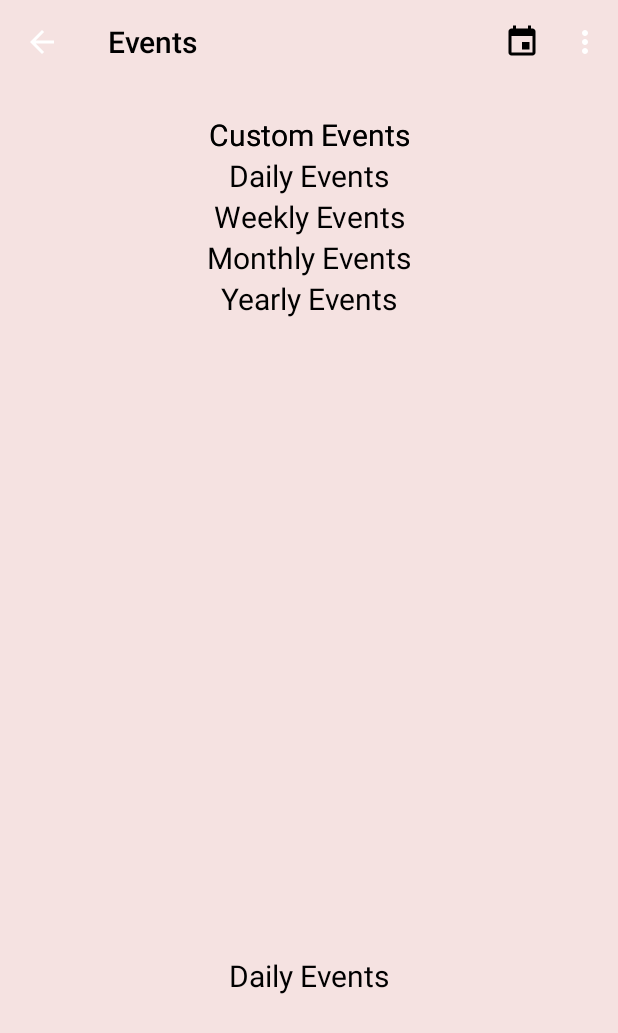
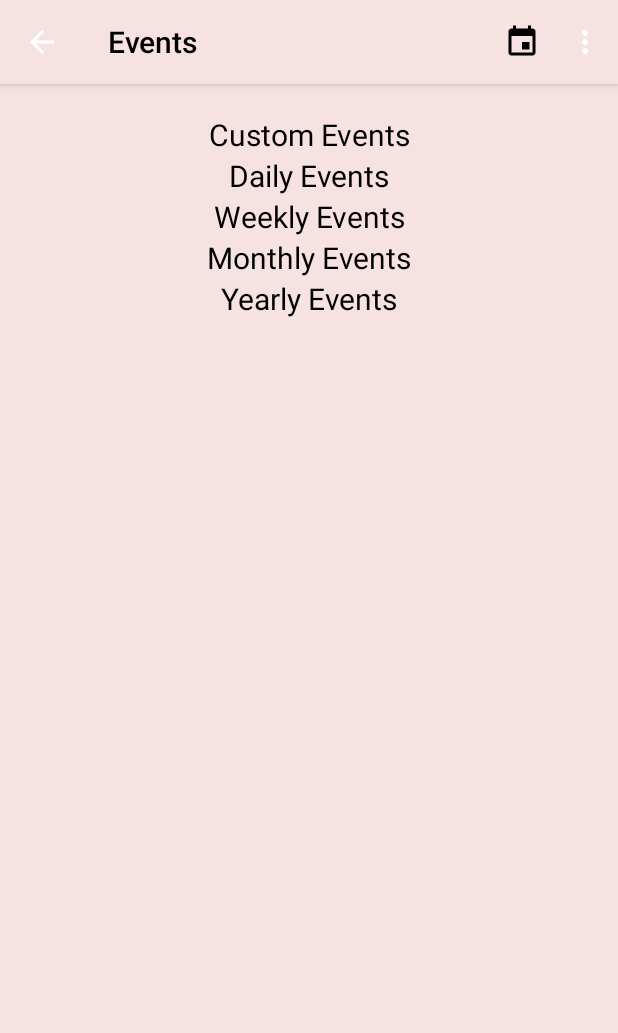
Before and after one commit to sxeix/StudyApp, an Android app: the eventsPage screen opened directly, with no data from a screen before it, on a phone screen of 412 x 824 dp. Shown: the top 1033 px of the screen. Run offline under Robolectric (Android 15) with nearby library versions, the phone set to English and light mode, and no system bars; Roboto replaces fonts that are not available here.

Commit message:
event pages bug fixes

```diff
--- a/app/src/main/java/com/example/studyapp/calendarDate.java
+++ b/app/src/main/java/com/example/studyapp/calendarDate.java
@@ -1,6 +1,8 @@
 package com.example.studyapp;
 
 import android.content.Intent;
+import android.graphics.Color;
+import android.support.design.widget.CoordinatorLayout;
 import android.support.v7.app.AppCompatActivity;
 import android.os.Bundle;
 import android.support.v7.widget.Toolbar;
@@ -41,6 +43,13 @@ public class calendarDate extends AppCompatActivity {
         super.onCreate(savedInstanceState);
         Toolbar toolbar = findViewById(R.id.toolbar);
         setSupportActionBar(toolbar);
+        if (sharedPrefs.loadNightMode()) {
+            CoordinatorLayout lLayout = (CoordinatorLayout) findViewById(R.id.eventOnDayCoord);
+            lLayout.setBackgroundColor(Color.parseColor("#B9EEF5"));
+        } else {
+            CoordinatorLayout lLayout = (CoordinatorLayout) findViewById(R.id.eventOnDayCoord);
+            lLayout.setBackgroundColor(Color.parseColor("#F5E2E1"));
+        }
 
         final ArrayList<HashMap<String,String>> list = new ArrayList<HashMap<String,String>>();
         ArrayList<TimetableEvent> todayEvent = Timetable.getInstance().getEventsOnDay(MainActivity.localDate);
--- a/app/src/main/java/com/example/studyapp/eventsPage.java
+++ b/app/src/main/java/com/example/studyapp/eventsPage.java
@@ -2,7 +2,9 @@ package com.example.studyapp;
 
 import android.annotation.TargetApi;
 import android.content.Intent;
+import android.graphics.Color;
 import android.os.Bundle;
+import android.support.design.widget.CoordinatorLayout;
 import android.support.v7.app.AppCompatActivity;
 import android.support.v7.widget.Toolbar;
 import android.view.Menu;
@@ -55,6 +57,13 @@ public class eventsPage extends AppCompatActivity {
         setContentView(R.layout.activity_events_page);
         Toolbar toolbar = findViewById(R.id.toolbar);
         setSupportActionBar(toolbar);
+        if (sharedPrefs.loadNightMode()) {
+            CoordinatorLayout lLayout = (CoordinatorLayout) findViewById(R.id.eventpagecoord);
+            lLayout.setBackgroundColor(Color.parseColor("#B9EEF5"));
+        } else {
+            CoordinatorLayout lLayout = (CoordinatorLayout) findViewById(R.id.eventpagecoord);
+            lLayout.setBackgroundColor(Color.parseColor("#F5E2E1"));
+        }
 
         /** This clump basically does everything. don't worry about it
          * only relevant things are the 5 ListView objects for each event type */
--- a/app/src/main/res/layout/activity_calendar_date.xml
+++ b/app/src/main/res/layout/activity_calendar_date.xml
@@ -5,11 +5,12 @@
     android:layout_width="match_parent"
     android:layout_height="match_parent"
     android:orientation="vertical"
+    android:id="@+id/eventOnDayCoord"
     tools:context=".calendarDate">
 
     <android.support.design.widget.AppBarLayout
         android:layout_width="match_parent"
-        android:layout_height="match_parent"
+        android:layout_height="wrap_content"
         android:theme="@style/AppTheme.AppBarOverlay">
 
         <android.support.v7.widget.Toolbar
@@ -18,6 +19,7 @@
             app:popupTheme="@style/AppTheme"
             android:layout_height="?attr/actionBarSize"
             app:titleTextColor="#000000"/>
+    </android.support.design.widget.AppBarLayout>
 
         <LinearLayout
             android:layout_width="match_parent"
@@ -45,5 +47,4 @@
                 app:layout_behavior="@string/appbar_scrolling_view_behavior" />
 
         </LinearLayout>
-    </android.support.design.widget.AppBarLayout>
 </android.support.design.widget.CoordinatorLayout>
--- a/app/src/main/res/layout/activity_events_page.xml
+++ b/app/src/main/res/layout/activity_events_page.xml
@@ -1,7 +1,9 @@
 <?xml version="1.0" encoding="utf-8"?>
-<android.support.design.widget.CoordinatorLayout xmlns:android="http://schemas.android.com/apk/res/android"
+<android.support.design.widget.CoordinatorLayout
+    xmlns:android="http://schemas.android.com/apk/res/android"
     xmlns:app="http://schemas.android.com/apk/res-auto"
     xmlns:tools="http://schemas.android.com/tools"
+    android:id="@+id/eventpagecoord"
     android:layout_width="match_parent"
     android:layout_height="match_parent"
     android:orientation="vertical"
@@ -19,10 +21,11 @@
             app:popupTheme="@style/AppTheme"
             app:titleTextColor="#000000"/>
 
+    </android.support.design.widget.AppBarLayout>
 
     <android.support.v4.widget.NestedScrollView
-        android:layout_width="match_parent"
-        android:layout_height="match_parent"
+        android:layout_width="wrap_content"
+        android:layout_height="564dp"
         android:layout_marginLeft="20dp"
         android:layout_marginTop="20dp"
         android:layout_marginRight="20dp"
@@ -36,163 +39,79 @@
                 app:layout_behavior="@string/appbar_scrolling_view_behavior">
 
                 <TextView
-                android:id="@+id/l1"
+                    android:id="@+id/customEventsText"
                     android:layout_width="fill_parent"
                     android:layout_height="wrap_content"
-                android:text="Custom Events"
+                    android:text="@string/events_custom"
                     android:textAlignment="center"
                     android:textSize="20sp" />
 
                 <ListView
-                android:id="@+id/listViewEPage"
+                    android:id="@+id/customEventsListView"
                     android:layout_width="fill_parent"
                     android:layout_height="800px"
-                android:layout_below="@+id/l1" />
+                    android:layout_below="@+id/customEventsText" />
 
                 <TextView
-                android:id="@+id/l2"
+                    android:id="@+id/dailyEventsText"
                     android:layout_width="fill_parent"
                     android:layout_height="wrap_content"
-                android:layout_below="@+id/listViewEPage"
-                android:text="Daily Events"
+                    android:layout_below="@+id/customEventsListView"
+                    android:text="@string/daily_custom"
                     android:textAlignment="center"
                     android:textSize="20sp" />
 
                 <ListView
-                android:id="@+id/ListView2"
+                    android:id="@+id/dailyEventsListView"
                     android:layout_width="fill_parent"
                     android:layout_height="800px"
-                android:layout_below="@+id/l2" />
+                    android:layout_below="@+id/dailyEventsText" />
 
                 <TextView
-                android:id="@+id/l3"
+                    android:id="@+id/weeklyEventsText"
                     android:layout_width="fill_parent"
                     android:layout_height="wrap_content"
-                android:layout_below="@+id/ListView2"
-                android:text="Weekly Events"
+                    android:layout_below="@+id/dailyEventsListView"
+                    android:text="@string/weekly_custom"
                     android:textAlignment="center"
                     android:textSize="20sp" />
 
                 <ListView
-                android:id="@+id/ListView3"
+                    android:id="@+id/weeklyEventsListView"
                     android:layout_width="fill_parent"
                     android:layout_height="800px"
-                android:layout_below="@+id/l3" />
+                    android:layout_below="@+id/weeklyEventsText" />
 
                 <TextView
-                android:id="@+id/l4"
+                    android:id="@+id/monthlyEventsText"
                     android:layout_width="fill_parent"
                     android:layout_height="wrap_content"
-                android:layout_below="@+id/ListView3"
-                android:text="Monthly Events"
+                    android:layout_below="@+id/weeklyEventsListView"
+                    android:text="@string/monthly_custom"
                     android:textAlignment="center"
                     android:textSize="20sp" />
 
                 <ListView
-                android:id="@+id/ListView4"
+                    android:id="@+id/monthlyEventsListView"
                     android:layout_width="fill_parent"
-                android:layout_height="800px"
-                android:layout_below="@+id/l4"
-                android:layout_weight="0" />
+                    android:layout_height="800dp"
+                    android:layout_below="@+id/monthlyEventsText" />
 
                 <TextView
-                android:id="@+id/l5"
+                    android:id="@+id/yearlyEventsText"
                     android:layout_width="fill_parent"
                     android:layout_height="wrap_content"
-                android:layout_below="@+id/ListView4"
-                android:text="Yearly Events"
+                    android:layout_below="@+id/monthlyEventsListView"
+                    android:text="@string/yearly_custom"
                     android:textAlignment="center"
                     android:textSize="20sp" />
 
                 <ListView
-                android:id="@+id/ListView5"
+                    android:id="@+id/yearlyEventsListView"
                     android:layout_width="fill_parent"
                     android:layout_height="fill_parent"
-                android:layout_below="@+id/l5"
-                android:layout_weight="0" />
-
-    <RelativeLayout
-        android:layout_width="match_parent"
-        android:layout_height="wrap_content"
-        app:layout_behavior="@string/appbar_scrolling_view_behavior"
-        android:orientation="vertical">
-
-        <TextView
-            android:id="@+id/customEventsText"
-            android:layout_width="fill_parent"
-            android:layout_height="wrap_content"
-            android:textSize="20sp"
-            android:textAlignment="center"
-            android:text="@string/events_custom" />
-
-        <ListView
-            android:id="@+id/customEventsListView"
-            android:layout_below="@+id/customEventsText"
-            android:layout_width="fill_parent"
-            android:layout_height="800px"/>
-
-        <TextView
-            android:id="@+id/dailyEventsText"
-            android:layout_below="@+id/customEventsListView"
-            android:layout_width="fill_parent"
-            android:layout_height="wrap_content"
-            android:textSize="20sp"
-            android:textAlignment="center"
-            android:text="@string/daily_custom" />
-
-        <ListView
-            android:id="@+id/dailyEventsListView"
-            android:layout_below="@+id/dailyEventsText"
-            android:layout_width="fill_parent"
-            android:layout_height="800px" />
-
-        <TextView
-            android:id="@+id/weeklyEventsText"
-            android:layout_below="@+id/dailyEventsListView"
-            android:layout_width="fill_parent"
-            android:layout_height="wrap_content"
-            android:textSize="20sp"
-            android:textAlignment="center"
-            android:text="@string/weekly_custom" />
-
-        <ListView
-            android:id="@+id/weeklyEventsListView"
-            android:layout_below="@+id/weeklyEventsText"
-            android:layout_width="fill_parent"
-            android:layout_height="800px"/>
-
-        <TextView
-            android:id="@+id/monthlyEventsText"
-            android:layout_below="@+id/weeklyEventsListView"
-            android:layout_width="fill_parent"
-            android:layout_height="wrap_content"
-            android:textSize="20sp"
-            android:textAlignment="center"
-            android:text="@string/monthly_custom" />
-
-        <ListView
-            android:id="@+id/monthlyEventsListView"
-            android:layout_below="@+id/monthlyEventsText"
-            android:layout_width="fill_parent"
-            android:layout_height="800dp" />
-
-        <TextView
-            android:id="@+id/yearlyEventsText"
-            android:layout_below="@+id/monthlyEventsListView"
-            android:layout_width="fill_parent"
-            android:layout_height="wrap_content"
-            android:textSize="20sp"
-            android:textAlignment="center"
-            android:text="@string/yearly_custom" />
-
-        <ListView
-            android:id="@+id/yearlyEventsListView"
                     android:layout_below="@+id/yearlyEventsText"
-            android:layout_width="fill_parent"
-            android:layout_height="fill_parent"
                     android:layout_weight="0" />
             </RelativeLayout>
-        </RelativeLayout>
     </android.support.v4.widget.NestedScrollView>
-    </android.support.design.widget.AppBarLayout>
 </android.support.design.widget.CoordinatorLayout>
--- a/app/src/main/res/layout/activity_input_page.xml
+++ b/app/src/main/res/layout/activity_input_page.xml
@@ -101,7 +101,7 @@
                 android:layout_marginTop="10dp"
                 android:layout_marginRight="10dp"
                 android:background="@drawable/custom_buttons"
-                android:text="@string/pick_end"
+                android:text="@string/pick_start"
                 android:textColor="#FEFEFE" />
 
             <LinearLayout
```
Lines whose indentation alone changed are shown as unchanged.
